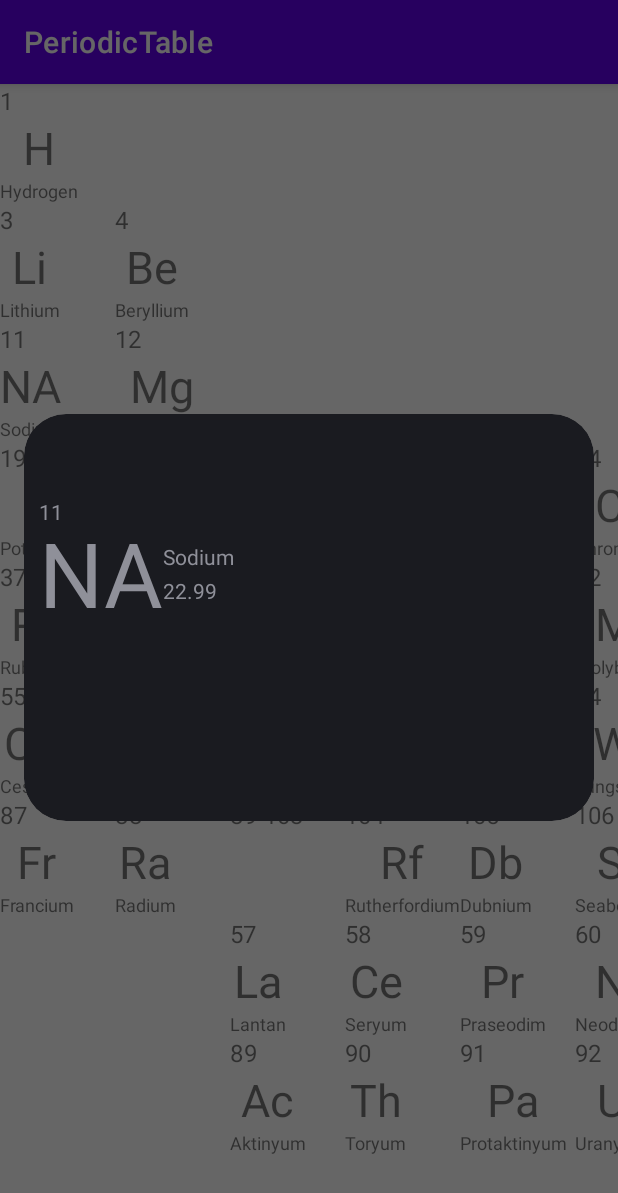
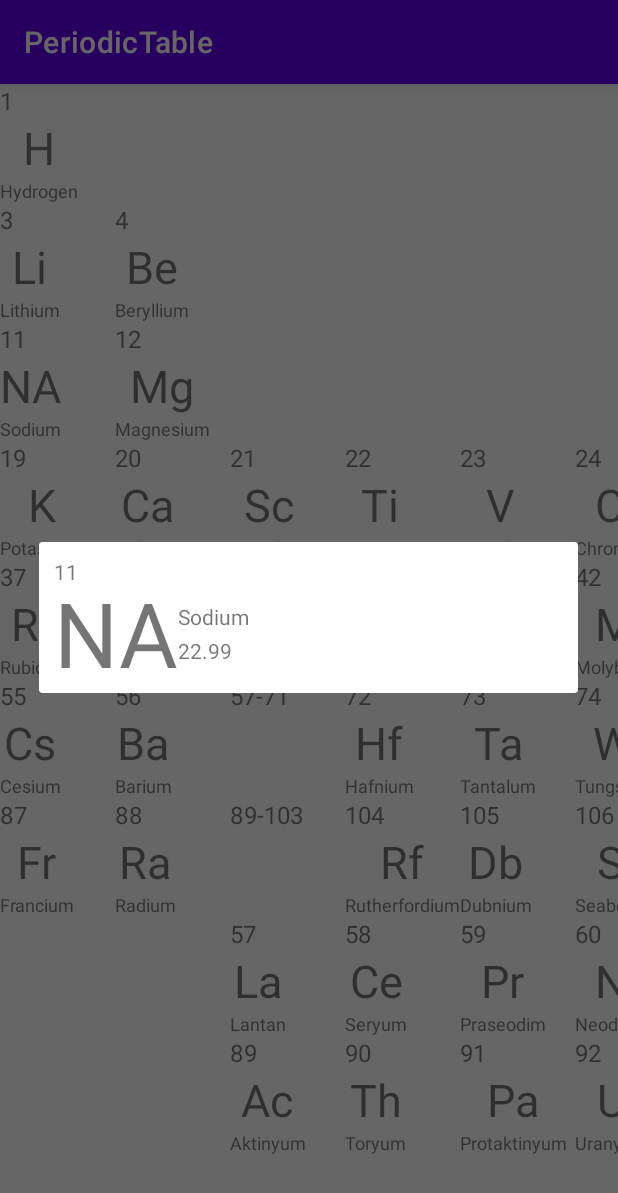
Before and after one commit to abdulvvahid/PeriodicTable, an Android app: the screen it shows after launch (MainActivity), after a tap on "11", on a phone screen of 412 x 824 dp. Shown: the top 1193 px of the screen. Run offline under Robolectric (Android 15) with nearby library versions, the phone set to English and light mode, and no system bars; our stand-ins replace data binding.

Commit message:
Code review

```diff
--- a/app/src/main/java/com/noor/periodictable/ui/ElementDialogFragment.kt
+++ b/app/src/main/java/com/noor/periodictable/ui/ElementDialogFragment.kt
@@ -19,8 +19,8 @@ class ElementDialogFragment : DialogFragment() {
         arguments?.let {
             element = it.getSerializable(SEND_ELEMENT) as Element
         }
-        setStyle(STYLE_NORMAL,
-            android.R.style.Theme_DeviceDefault_Dialog);
+        setStyle(STYLE_NO_TITLE,
+            android.R.style.Theme_Material_Light_Dialog_Alert);
     }
 
     override fun onCreateView(
--- a/app/src/main/res/layout/fragment_home.xml
+++ b/app/src/main/res/layout/fragment_home.xml
@@ -11,17 +11,11 @@
         android:layout_height="wrap_content"
         tools:context=".MainActivity">
 
-        <RelativeLayout
-            android:layout_width="0dp"
-            android:layout_height="wrap_content">
-
             <androidx.recyclerview.widget.RecyclerView
                 android:id="@+id/rv_table"
                 android:layout_width="wrap_content"
                 android:layout_height="wrap_content" />
 
-        </RelativeLayout>
-
     </HorizontalScrollView>
 
 </layout>
```
